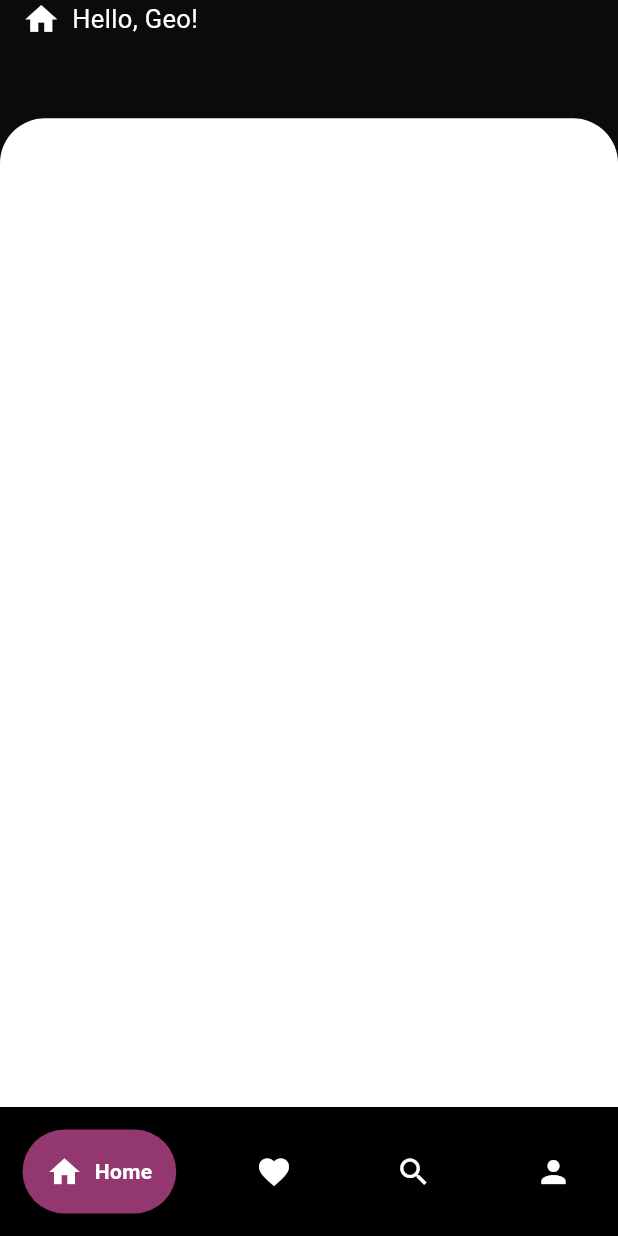
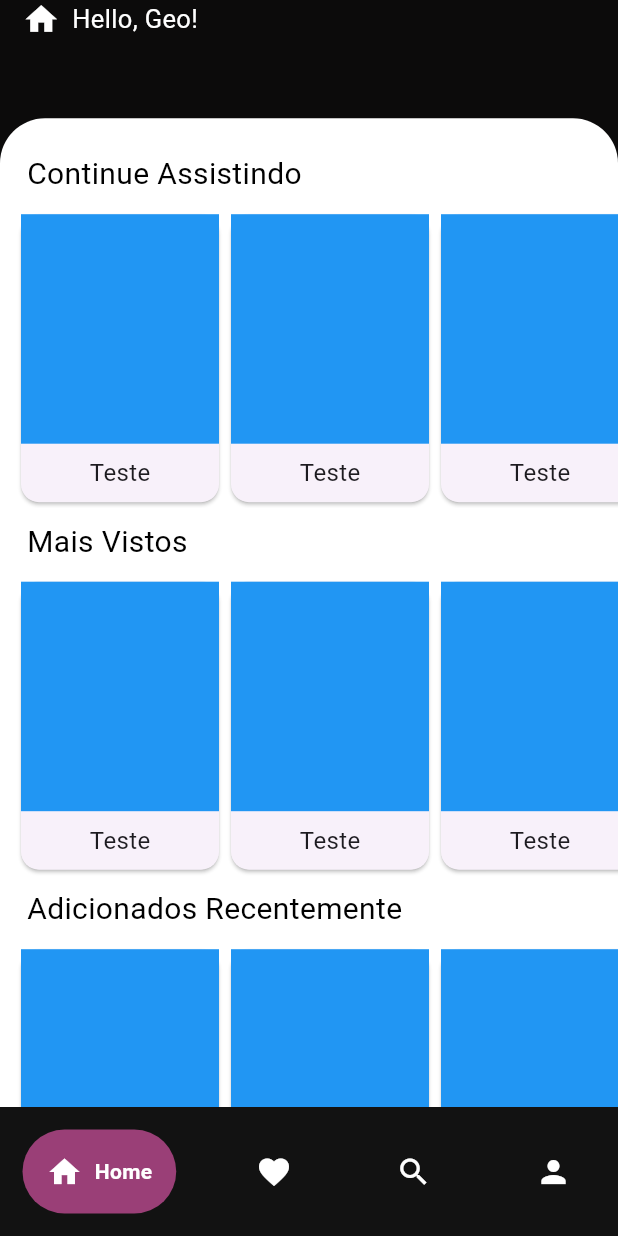
Before and after one commit to Geotryy/Danzify, a Flutter app: the BaseScreen screen opened directly, on a phone screen of 412 x 824 dp. Run offline on Flutter 3.47's test engine with Material 3 defaults, Android fonts, the light colour scheme and no system bars; drawn by our look-alikes of google_nav_bar; our stand-ins replace firebase_core; accounts and stored records are empty.

Commit message:
tela home

```diff
--- /dev/null
+++ b/lib/src/components/home/widget_home.dart
@@ -0,0 +1,44 @@
+import 'package:flutter/material.dart';
+
+Widget titleListView(context, String title) {
+  return Padding(
+    padding: const EdgeInsets.all(8.0),
+    child: Text(
+      title,
+      style: TextStyle(color: Colors.black, fontSize: 20),
+    ),
+  );
+}
+
+Widget listCardHorizontal() {
+  return Container(
+    height: 200,
+    child: ListView.builder(
+      scrollDirection: Axis.horizontal,
+      itemCount: 10,
+      itemBuilder: (context, index) {
+        return Container(
+          width: 140,
+          child: Card(
+            child: Column(
+              children: [
+                Expanded(
+                  child: Container(
+                    color: Colors.blue,
+                  ),
+                ),
+                Padding(
+                  padding: const EdgeInsets.all(8.0),
+                  child: Text(
+                    'Teste',
+                    style: TextStyle(fontSize: 16),
+                  ),
+                )
+              ],
+            ),
+          ),
+        );
+      },
+    ),
+  );
+}
--- a/lib/src/screens/base/base.dart
+++ b/lib/src/screens/base/base.dart
@@ -31,13 +31,13 @@ class _BaseScreenState extends State<BaseScreen> {
         ],
       ),
       bottomNavigationBar: Container(
-        decoration: const BoxDecoration(color: Colors.black),
+        decoration: const BoxDecoration(color: Color(0xFF121212)),
         child: Padding(
           padding: const EdgeInsets.symmetric(horizontal: 15, vertical: 15),
           child: GNav(
               selectedIndex: currentindex,
               gap: 8,
-              backgroundColor: Colors.black,
+              backgroundColor: Color(0xFF121212),
               color: Colors.white,
               activeColor: Colors.white,
               tabBackgroundColor: const Color.fromARGB(146, 255, 97, 194),
--- a/lib/src/screens/home.dart
+++ b/lib/src/screens/home.dart
@@ -1,4 +1,5 @@
 import 'package:flutter/material.dart';
+import 'package:quiz/src/components/home/widget_home.dart';
 
 class HomeScreen extends StatelessWidget {
   const HomeScreen({super.key});
@@ -6,7 +7,8 @@ class HomeScreen extends StatelessWidget {
   @override
   Widget build(BuildContext context) {
     return Scaffold(
-        body: Stack(children: [
+      body: Stack(
+        children: [
           // Container de fundo
           Container(
             decoration: const BoxDecoration(
@@ -42,14 +44,30 @@ class HomeScreen extends StatelessWidget {
           Align(
             alignment: Alignment.bottomCenter,
             child: Container(
+              padding: EdgeInsets.only(top: 15, left: 10),
               height: MediaQuery.of(context).size.height * 0.8,
-              decoration: const BoxDecoration(
+              decoration: BoxDecoration(
                 color: Colors.white,
                 borderRadius: BorderRadius.vertical(
                   top: Radius.circular(30),
                 ),
               ),
-              child: ListView(children: [Container()])))
-    ]));
+              child: ListView(
+                children: [
+                  titleListView(context, 'Continue Assistindo'),
+                  listCardHorizontal(),
+                  titleListView(context, 'Mais Vistos'),
+                  listCardHorizontal(),
+                  titleListView(context, 'Adicionados Recentemente'),
+                  listCardHorizontal(),
+                  titleListView(context, 'Melhores Avaliados'),
+                  listCardHorizontal(),
+                ],
+              ),
+            ),
+          ),
+        ],
+      ),
+    );
   }
 }
```
Also changed, not shown: lib/src/components/home/card.dart (renamed from lib/src/components/card.dart), pubspec.lock. Lines whose indentation alone changed are shown as unchanged.
